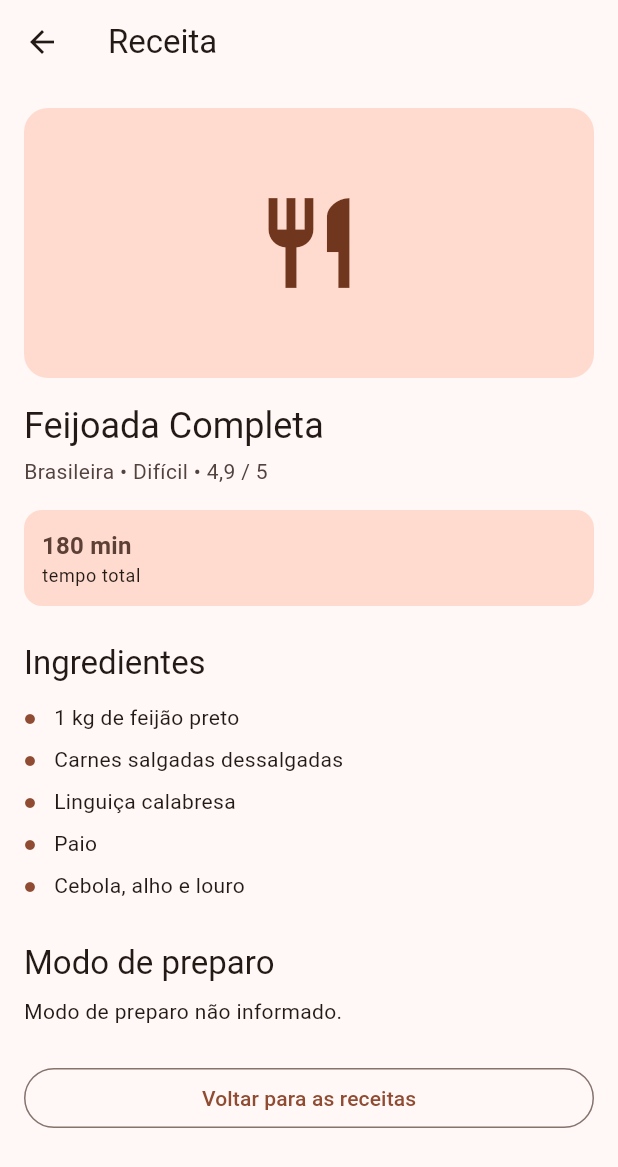
After one commit to Pedro-Levandowski/prato_cheio, a Flutter app: the screen it shows after launch, after a tap on "Buscar receitas", after a tap on "Feijoada Completa", on a phone screen of 412 x 824 dp. The commit adds this screen. Shown: the top 1167 px of the screen. Run offline on Flutter 3.47's test engine with Material 3 defaults, Android fonts, the phone set to English and light mode, and no system bars.

Commit message:
Terceira Parte - Detalhes e Navegação

```diff
--- /dev/null
+++ b/lib/data/receitas_teste.dart
@@ -0,0 +1,89 @@
+import '../models/receita.dart';
+
+const receitas = [
+  Receita(
+    id: 1,
+    nome: 'Pizza de Margherita',
+    culinaria: 'Italiana',
+    dificuldade: 'Fácil',
+    tempoMinutos: 35,
+    porcoes: 4,
+    avaliacao: 4.6,
+    ingredientes: [
+      'Massa de pizza',
+      'Molho de tomate',
+      'Muçarela fresca',
+      'Folhas de manjericão',
+      'Azeite de oliva',
+    ],
+    instrucoes: [
+      'Preaqueça o forno a 245 °C.',
+      'Abra a massa em uma forma untada.',
+      'Espalhe o molho de tomate sobre a massa.',
+      'Cubra com a muçarela em fatias.',
+      'Asse por 12 a 15 minutos, até a borda dourar.',
+      'Finalize com manjericão e um fio de azeite.',
+    ],
+  ),
+  Receita(
+    id: 2,
+    nome: 'Bolo de Cenoura',
+    culinaria: 'Brasileira',
+    dificuldade: 'Fácil',
+    tempoMinutos: 50,
+    porcoes: 10,
+    avaliacao: 4.8,
+    ingredientes: [
+      '3 cenouras médias',
+      '3 ovos',
+      '1 xícara de óleo',
+      '2 xícaras de açúcar',
+      '2 xícaras de farinha de trigo',
+      '1 colher de sopa de fermento',
+    ],
+    instrucoes: [
+      'Bata no liquidificador as cenouras, os ovos e o óleo.',
+      'Misture o açúcar e a farinha em uma tigela.',
+      'Junte a mistura do liquidificador e mexa bem.',
+      'Acrescente o fermento por último.',
+      'Asse em forno a 180 °C por cerca de 40 minutos.',
+    ],
+  ),
+  Receita(
+    id: 3,
+    nome: 'Frango Xadrez',
+    dificuldade: 'Médio',
+    tempoMinutos: 40,
+    porcoes: 4,
+    avaliacao: 4.5,
+    ingredientes: [
+      '500 g de peito de frango em cubos',
+      '1 pimentão verde',
+      '1 pimentão vermelho',
+      '1 cebola',
+      'Molho shoyu',
+      'Amendoim torrado',
+    ],
+    instrucoes: [
+      'Doure o frango em uma panela com óleo.',
+      'Adicione a cebola e os pimentões em cubos.',
+      'Tempere com o shoyu e deixe cozinhar por 5 minutos.',
+      'Finalize com o amendoim.',
+    ],
+  ),
+  Receita(
+    id: 4,
+    nome: 'Feijoada Completa',
+    culinaria: 'Brasileira',
+    dificuldade: 'Difícil',
+    tempoMinutos: 180,
+    avaliacao: 4.9,
+    ingredientes: [
+      '1 kg de feijão preto',
+      'Carnes salgadas dessalgadas',
+      'Linguiça calabresa',
+      'Paio',
+      'Cebola, alho e louro',
+    ],
+  ),
+];
--- /dev/null
+++ b/lib/models/receita.dart
@@ -0,0 +1,30 @@
+class Receita {
+  const Receita({
+    required this.id,
+    required this.nome,
+    this.culinaria,
+    this.dificuldade,
+    this.tempoMinutos,
+    this.porcoes,
+    this.avaliacao,
+    this.ingredientes = const [],
+    this.instrucoes = const [],
+  });
+
+  final int id;
+  final String nome;
+  final String? culinaria;
+  final String? dificuldade;
+  final int? tempoMinutos;
+  final int? porcoes;
+  final double? avaliacao;
+  final List<String> ingredientes;
+  final List<String> instrucoes;
+
+  String get tempoEDificuldade =>
+      [if (tempoMinutos != null) '$tempoMinutos min', ?dificuldade].join(' • ');
+
+  String get avaliacaoTexto => avaliacao == null
+      ? 'Sem avaliação'
+      : '${avaliacao!.toStringAsFixed(1).replaceAll('.', ',')} / 5';
+}
--- /dev/null
+++ b/lib/pages/detalhes_page.dart
@@ -0,0 +1,158 @@
+import 'package:flutter/material.dart';
+
+import '../models/receita.dart';
+
+class DetalhesPage extends StatelessWidget {
+  const DetalhesPage({super.key, required this.receita});
+
+  final Receita receita;
+
+  @override
+  Widget build(BuildContext context) {
+    final cores = Theme.of(context).colorScheme;
+    final textos = Theme.of(context).textTheme;
+    final resumo = [
+      if (receita.culinaria != null) receita.culinaria!,
+      if (receita.dificuldade != null) receita.dificuldade!,
+      receita.avaliacaoTexto,
+    ].join(' • ');
+
+    return Scaffold(
+      appBar: AppBar(title: const Text('Receita')),
+      body: ListView(
+        padding: const EdgeInsets.all(16),
+        children: [
+          Container(
+            height: 180,
+            decoration: BoxDecoration(
+              color: cores.primaryContainer,
+              borderRadius: BorderRadius.circular(16),
+            ),
+            child: Icon(
+              Icons.restaurant,
+              size: 72,
+              color: cores.onPrimaryContainer,
+            ),
+          ),
+          const SizedBox(height: 16),
+          Text(receita.nome, style: textos.headlineSmall),
+          const SizedBox(height: 4),
+          Text(
+            resumo,
+            style: textos.bodyMedium?.copyWith(color: cores.onSurfaceVariant),
+          ),
+          const SizedBox(height: 16),
+          Row(
+            spacing: 12,
+            children: [
+              if (receita.tempoMinutos != null)
+                Expanded(
+                  child: InfoReceita(
+                    valor: '${receita.tempoMinutos} min',
+                    rotulo: 'tempo total',
+                  ),
+                ),
+              if (receita.porcoes != null)
+                Expanded(
+                  child: InfoReceita(
+                    valor: '${receita.porcoes}',
+                    rotulo: 'porções',
+                  ),
+                ),
+            ],
+          ),
+          const SizedBox(height: 24),
+          Text('Ingredientes', style: textos.titleLarge),
+          const SizedBox(height: 8),
+          if (receita.ingredientes.isEmpty)
+            const Text('Ingredientes não informados.')
+          else
+            for (final ingrediente in receita.ingredientes)
+              Padding(
+                padding: const EdgeInsets.symmetric(vertical: 4),
+                child: Row(
+                  crossAxisAlignment: CrossAxisAlignment.start,
+                  children: [
+                    Padding(
+                      padding: const EdgeInsets.only(top: 7),
+                      child: Icon(Icons.circle, size: 8, color: cores.primary),
+                    ),
+                    const SizedBox(width: 12),
+                    Expanded(child: Text(ingrediente)),
+                  ],
+                ),
+              ),
+          const SizedBox(height: 24),
+          Text('Modo de preparo', style: textos.titleLarge),
+          const SizedBox(height: 8),
+          if (receita.instrucoes.isEmpty)
+            const Text('Modo de preparo não informado.')
+          else
+            for (var i = 0; i < receita.instrucoes.length; i++)
+              Padding(
+                padding: const EdgeInsets.symmetric(vertical: 6),
+                child: Row(
+                  crossAxisAlignment: CrossAxisAlignment.start,
+                  children: [
+                    CircleAvatar(
+                      radius: 14,
+                      backgroundColor: cores.primary,
+                      child: Text(
+                        '${i + 1}',
+                        style: TextStyle(color: cores.onPrimary, fontSize: 13),
+                      ),
+                    ),
+                    const SizedBox(width: 12),
+                    Expanded(
+                      child: Padding(
+                        padding: const EdgeInsets.only(top: 4),
+                        child: Text(receita.instrucoes[i]),
+                      ),
+                    ),
+                  ],
+                ),
+              ),
+          const SizedBox(height: 24),
+          OutlinedButton(
+            onPressed: () => Navigator.pop(context),
+            child: const Text('Voltar para as receitas'),
+          ),
+        ],
+      ),
+    );
+  }
+}
+
+class InfoReceita extends StatelessWidget {
+  const InfoReceita({super.key, required this.valor, required this.rotulo});
+
+  final String valor;
+  final String rotulo;
+
+  @override
+  Widget build(BuildContext context) {
+    final cores = Theme.of(context).colorScheme;
+    final textos = Theme.of(context).textTheme;
+
+    return Container(
+      padding: const EdgeInsets.all(12),
+      decoration: BoxDecoration(
+        color: cores.secondaryContainer,
+        borderRadius: BorderRadius.circular(12),
+      ),
+      child: Column(
+        crossAxisAlignment: CrossAxisAlignment.start,
+        children: [
+          Text(
+            valor,
+            style: textos.titleMedium?.copyWith(
+              color: cores.onSecondaryContainer,
+              fontWeight: FontWeight.bold,
+            ),
+          ),
+          Text(rotulo, style: textos.bodySmall),
+        ],
+      ),
+    );
+  }
+}
--- a/lib/pages/home_page.dart
+++ b/lib/pages/home_page.dart
@@ -1,19 +1,7 @@
 import 'package:flutter/material.dart';
 
-class Receita {
-  final String nome;
-  final String tempoDificuldade;
-  final String avaliacao;
-
-  const Receita(this.nome, this.tempoDificuldade, this.avaliacao);
-}
-
-const receitas = [
-  Receita('Pizza de Margherita', '35 min • Fácil', '4,6 / 5'),
-  Receita('Bolo de Cenoura', '50 min • Fácil', '4,8 / 5'),
-  Receita('Frango Xadrez', '40 min • Médio', '4,5 / 5'),
-  Receita('Feijoada Completa', '180 min • Difícil', '4,9 / 5'),
-];
+import '../data/receitas_teste.dart';
+import 'detalhes_page.dart';
 
 class HomePage extends StatefulWidget {
   const HomePage({super.key});
@@ -24,6 +12,7 @@ class HomePage extends StatefulWidget {
 
 class _HomePageState extends State<HomePage> {
   final busca = TextEditingController();
+  final foco = FocusNode();
   String? mensagemErro;
   String? termoBuscado;
 
@@ -58,9 +47,18 @@ class _HomePageState extends State<HomePage> {
     });
   }
 
+  void alterarPesquisa() {
+    foco.requestFocus();
+    busca.selection = TextSelection(
+      baseOffset: 0,
+      extentOffset: busca.text.length,
+    );
+  }
+
   @override
   void dispose() {
     busca.dispose();
+    foco.dispose();
     super.dispose();
   }
 
@@ -86,6 +84,7 @@ class _HomePageState extends State<HomePage> {
           const SizedBox(height: 16),
           TextField(
             controller: busca,
+            focusNode: foco,
             textInputAction: TextInputAction.search,
             decoration: InputDecoration(
               labelText: 'Buscar pelo nome',
@@ -110,28 +109,65 @@ class _HomePageState extends State<HomePage> {
           const SizedBox(height: 24),
 
           // Listagem
+          if (!encontrou) ...[
+            const SizedBox(height: 8),
+            Center(
+              child: CircleAvatar(
+                radius: 48,
+                backgroundColor: cores.secondaryContainer,
+                child: Icon(
+                  Icons.search_off,
+                  size: 40,
+                  color: cores.onSecondaryContainer,
+                ),
+              ),
+            ),
+            const SizedBox(height: 24),
+            Text('Nenhum resultado', style: textos.headlineSmall),
+            const SizedBox(height: 8),
+            Text(
+              'Não encontramos receitas para “$termoBuscado”. '
+              'Tente outro termo.',
+            ),
+            const SizedBox(height: 24),
+            FilledButton(
+              onPressed: alterarPesquisa,
+              child: const Text('Alterar pesquisa'),
+            ),
+            const SizedBox(height: 8),
+            TextButton(
+              onPressed: limparBusca,
+              child: const Text('Ver todas as receitas'),
+            ),
+          ] else ...[
             Text(
               termoBuscado == null
                   ? 'Receitas disponíveis'
-                : encontrou
-                ? 'Resultados para “$termoBuscado”'
-                : 'Nenhum resultado para “$termoBuscado”',
+                  : 'Resultados para “$termoBuscado”',
               style: textos.titleLarge,
             ),
             const SizedBox(height: 4),
             Text(
               termoBuscado == null
                   ? 'Selecione uma receita para ver o preparo.'
-                : encontrou
-                ? 'Toque na receita para ver o preparo.'
-                : 'Não encontramos receitas para esse nome. Tente outro termo.',
+                  : 'Toque na receita para ver o preparo.',
             ),
             const SizedBox(height: 12),
+          ],
 
           // Cards de exemplo
           for (final receita in encontradas)
             Card(
               clipBehavior: Clip.antiAlias,
+              child: InkWell(
+                onTap: () {
+                  Navigator.push(
+                    context,
+                    MaterialPageRoute(
+                      builder: (_) => DetalhesPage(receita: receita),
+                    ),
+                  );
+                },
                 child: Row(
                   children: [
                     Container(
@@ -158,7 +194,7 @@ class _HomePageState extends State<HomePage> {
                               overflow: TextOverflow.ellipsis,
                             ),
                             const SizedBox(height: 4),
-                          Text(receita.tempoDificuldade),
+                            Text(receita.tempoEDificuldade),
                             const SizedBox(height: 4),
                             Row(
                               children: [
@@ -168,7 +204,7 @@ class _HomePageState extends State<HomePage> {
                                   color: Colors.amber,
                                 ),
                                 const SizedBox(width: 4),
-                              Text(receita.avaliacao),
+                                Text(receita.avaliacaoTexto),
                               ],
                             ),
                           ],
@@ -178,7 +214,8 @@ class _HomePageState extends State<HomePage> {
                   ],
                 ),
               ),
-          if (termoBuscado != null) ...[
+            ),
+          if (termoBuscado != null && encontrou) ...[
             const SizedBox(height: 12),
             OutlinedButton(
               onPressed: limparBusca,
```
Lines whose indentation alone changed are shown as unchanged.
